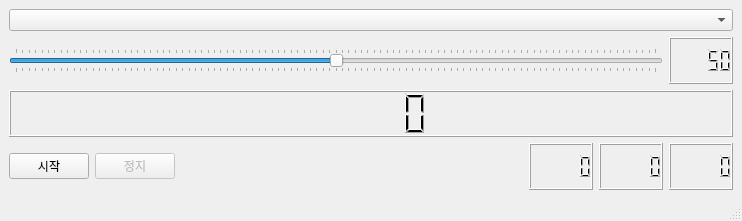
First picture: the form in mainwindow.ui, repository Kumazuma/SilenceChecker, before the edit.
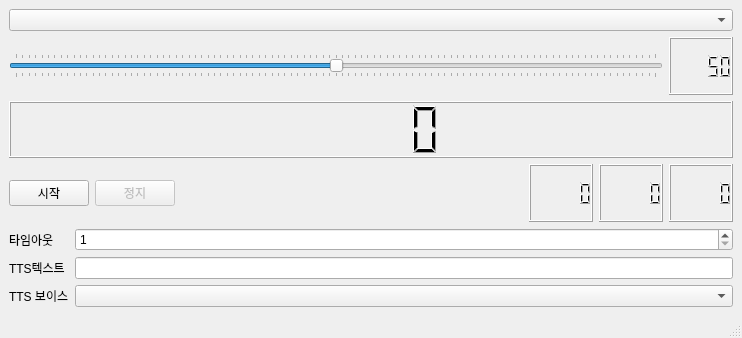
Second picture: the form after the edit.

Commit message: 타임아웃 시간 설정 기능 추가, TTS기능 추가

```diff
--- a/mainwindow.ui
+++ b/mainwindow.ui
@@ -7,7 +7,7 @@
     <x>0</x>
     <y>0</y>
     <width>742</width>
-    <height>221</height>
+    <height>338</height>
    </rect>
   </property>
   <property name="sizePolicy">
@@ -119,6 +119,47 @@
       </item>
      </layout>
     </item>
+    <item>
+     <layout class="QFormLayout" name="formLayout">
+      <item row="0" column="0">
+       <widget class="QLabel" name="label">
+        <property name="text">
+         <string>타임아웃</string>
+        </property>
+       </widget>
+      </item>
+      <item row="0" column="1">
+       <widget class="QSpinBox" name="spinTimeout">
+        <property name="minimum">
+         <number>1</number>
+        </property>
+        <property name="value">
+         <number>1</number>
+        </property>
+       </widget>
+      </item>
+      <item row="1" column="0">
+       <widget class="QLabel" name="label_2">
+        <property name="text">
+         <string>TTS텍스트</string>
+        </property>
+       </widget>
+      </item>
+      <item row="1" column="1">
+       <widget class="QLineEdit" name="txtTTSText"/>
+      </item>
+      <item row="2" column="0">
+       <widget class="QLabel" name="label_3">
+        <property name="text">
+         <string>TTS 보이스</string>
+        </property>
+       </widget>
+      </item>
+      <item row="2" column="1">
+       <widget class="QComboBox" name="cboVoice"/>
+      </item>
+     </layout>
+    </item>
    </layout>
   </widget>
   <widget class="QMenuBar" name="menubar">
```
Left out of the diff: 2 changed lines with no effect on the pictures. The commit also changes 9 other files.
